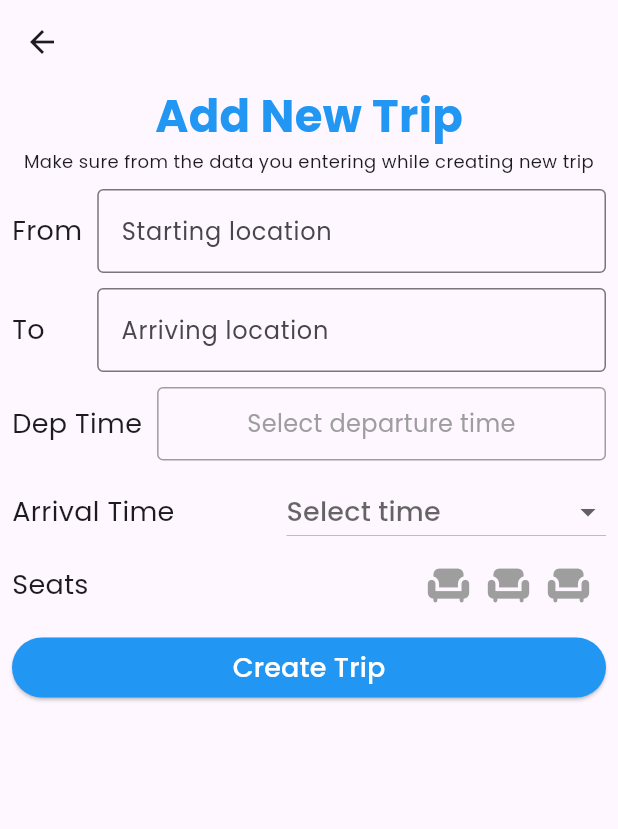
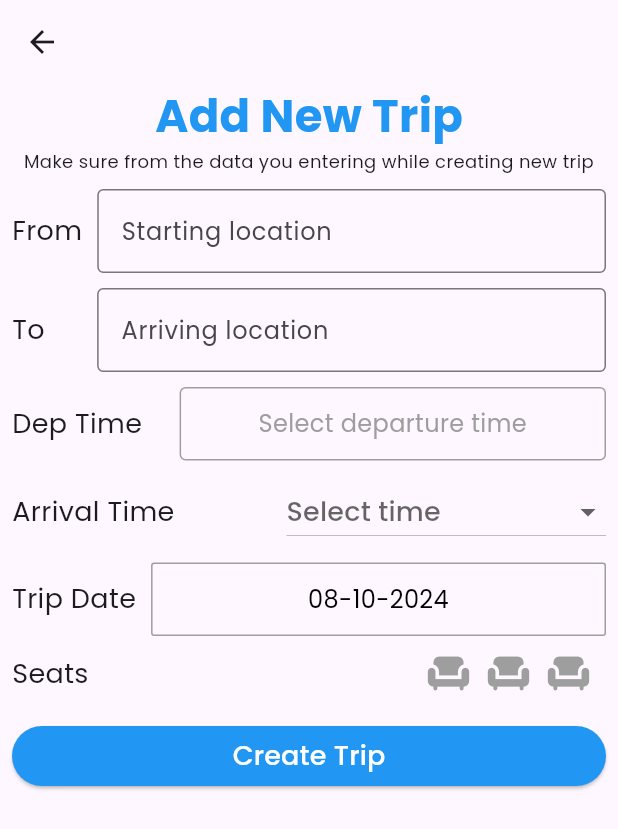
Before and after one commit to marwanessam12/CarpoolApp, a Flutter app: the DriverHome screen opened directly, after a tap on "Add Trip", on a phone screen of 412 x 824 dp. Shown: the top 829 px of the screen. Run offline on Flutter 3.47's test engine with Material 3 defaults, Android fonts, the light colour scheme and no system bars; our stand-ins replace cloud_firestore, firebase_auth, firebase_core, firebase_storage, flutter_rating_bar, flutter_svg and 5 more; accounts and stored records are empty; network calls fail.

Commit message:
create new trip from driver

```diff
--- a/lib/features/home/presentation/widgets/createtrip.dart
+++ b/lib/features/home/presentation/widgets/createtrip.dart
@@ -1,4 +1,5 @@
 import 'package:flutter/material.dart';
+import 'package:intl/intl.dart'; // For formatting the date
 
 class CreateTrip extends StatefulWidget {
   const CreateTrip({super.key});
@@ -17,6 +18,7 @@ class _CreateTripState extends State<CreateTrip> {
   String? selectedTime; // Variable to store the selected arrival time
   String?
       selectedDepartureTime; // Variable to store the selected departure time
+  DateTime selectedDate = DateTime.now(); // Initialize with today's date
   List<String> arrivalTimeOptions = [
     '--', // Placeholder option
     '8.15',
@@ -80,6 +82,22 @@ class _CreateTripState extends State<CreateTrip> {
     }
   }
 
+  // Function to open a date picker
+  Future<void> _selectDate(BuildContext context) async {
+    DateTime? pickedDate = await showDatePicker(
+      context: context,
+      initialDate: selectedDate, // Initialize with the current selected date
+      firstDate: DateTime.now(), // No earlier date than today
+      lastDate: DateTime(2100), // Some reasonable future date
+    );
+
+    if (pickedDate != null && pickedDate != selectedDate) {
+      setState(() {
+        selectedDate = pickedDate; // Update the selected date
+      });
+    }
+  }
+
   @override
   Widget build(BuildContext context) {
     return Scaffold(
@@ -101,7 +119,7 @@ class _CreateTripState extends State<CreateTrip> {
               style: TextStyle(
                 fontSize: 12.0,
               ),
-              textAlign: TextAlign.center, // Center text horizontally
+              textAlign: TextAlign.center,
             ),
             const SizedBox(height: 10),
             Row(
@@ -116,7 +134,6 @@ class _CreateTripState extends State<CreateTrip> {
                 const SizedBox(width: 10),
                 Expanded(
                   child: TextFormField(
-                    //controller:
                     decoration: const InputDecoration(
                       labelText: 'Starting location',
                       floatingLabelBehavior: FloatingLabelBehavior.auto,
@@ -128,7 +145,6 @@ class _CreateTripState extends State<CreateTrip> {
               ],
             ),
             const SizedBox(height: 10.0),
-            // To Row
             Row(
               mainAxisAlignment: MainAxisAlignment.spaceBetween,
               children: [
@@ -141,8 +157,6 @@ class _CreateTripState extends State<CreateTrip> {
                 const SizedBox(width: 35),
                 Expanded(
                   child: TextFormField(
-                    //controller:
-
                     decoration: const InputDecoration(
                       labelText: 'Arriving location',
                       floatingLabelBehavior: FloatingLabelBehavior.auto,
@@ -154,11 +168,8 @@ class _CreateTripState extends State<CreateTrip> {
               ],
             ),
             const SizedBox(height: 10.0),
-
-            // Departure Time Row
             GestureDetector(
-              onTap: () => _selectDepartureTime(
-                  context), // Open time picker for dep time
+              onTap: () => _selectDepartureTime(context),
               child: Row(
                 mainAxisAlignment: MainAxisAlignment.spaceBetween,
                 children: [
@@ -168,7 +179,7 @@ class _CreateTripState extends State<CreateTrip> {
                       fontSize: 18.0,
                     ),
                   ),
-                  const SizedBox(width: 10),
+                  const SizedBox(width: 25),
                   Expanded(
                     child: Container(
                       padding: const EdgeInsets.symmetric(vertical: 12.0),
@@ -192,8 +203,6 @@ class _CreateTripState extends State<CreateTrip> {
               ),
             ),
             const SizedBox(height: 10.0),
-
-            // Arrival Time Dropdown
             Row(
               mainAxisAlignment: MainAxisAlignment.spaceBetween,
               children: [
@@ -204,7 +213,7 @@ class _CreateTripState extends State<CreateTrip> {
                   ),
                 ),
                 DropdownButton<String>(
-                  value: selectedTime, // Set the currently selected time
+                  value: selectedTime,
                   items: arrivalTimeOptions.map((String value) {
                     return DropdownMenuItem<String>(
                       value: value,
@@ -214,12 +223,9 @@ class _CreateTripState extends State<CreateTrip> {
                   onChanged: (value) {
                     setState(() {
                       if (value == 'Customize Arrival Time') {
-                        _selectCustomArrivalTime(
-                            context); // Open the custom time picker
+                        _selectCustomArrivalTime(context);
                       } else {
-                        selectedTime = value == '--'
-                            ? null
-                            : value; // Reset to null if '--' is selected
+                        selectedTime = value == '--' ? null : value;
                       }
                     });
                   },
@@ -233,8 +239,41 @@ class _CreateTripState extends State<CreateTrip> {
               ],
             ),
             const SizedBox(height: 10.0),
-
-            // Seats Row
+            // Date Picker
+            GestureDetector(
+              onTap: () => _selectDate(context), // Open date picker
+              child: Row(
+                mainAxisAlignment: MainAxisAlignment.spaceBetween,
+                children: [
+                  const Text(
+                    'Trip Date',
+                    style: TextStyle(
+                      fontSize: 18.0,
+                    ),
+                  ),
+                  const SizedBox(width: 10),
+                  Expanded(
+                    child: Container(
+                      padding: const EdgeInsets.symmetric(vertical: 12.0),
+                      decoration: BoxDecoration(
+                        border: Border.all(color: Colors.grey),
+                        borderRadius: BorderRadius.circular(2.0),
+                      ),
+                      child: Text(
+                        DateFormat('dd-MM-yyyy')
+                            .format(selectedDate), // Display formatted date
+                        style: const TextStyle(
+                          fontSize: 16.0,
+                          color: Colors.black,
+                        ),
+                        textAlign: TextAlign.center,
+                      ),
+                    ),
+                  ),
+                ],
+              ),
+            ),
+            const SizedBox(height: 10.0),
             Row(
               mainAxisAlignment: MainAxisAlignment.spaceBetween,
               children: [
@@ -247,17 +286,14 @@ class _CreateTripState extends State<CreateTrip> {
                 Row(
                   children: List.generate(3, (index) {
                     return Padding(
-                      padding: const EdgeInsets.only(
-                          right: 10.0), // Add right padding for spacing
+                      padding: const EdgeInsets.only(right: 10.0),
                       child: GestureDetector(
-                        onTap: () =>
-                            _toggleSeat(index), // Toggle seat selection
+                        onTap: () => _toggleSeat(index),
                         child: Icon(
                           Icons.chair,
-                          color: seatSelected[index]
-                              ? Colors.blue
-                              : Colors.grey, // Change color based on selection
-                          size: 30, // Optional: increase icon size
+                          color:
+                              seatSelected[index] ? Colors.blue : Colors.grey,
+                          size: 30,
                         ),
                       ),
                     );
@@ -266,8 +302,6 @@ class _CreateTripState extends State<CreateTrip> {
               ],
             ),
             const SizedBox(height: 16.0),
-
-            // Create Trip Button
             SizedBox(
               width: MediaQuery.of(context).size.width,
               child: ElevatedButton(
@@ -275,7 +309,7 @@ class _CreateTripState extends State<CreateTrip> {
                   // Handle create trip logic
                 },
                 style: ElevatedButton.styleFrom(
-                  backgroundColor: Colors.blue, // Background color
+                  backgroundColor: Colors.blue,
                   foregroundColor: Colors.white,
                 ),
                 child: const Text(
--- a/lib/features/home/presentation/widgets/driverdrawer.dart
+++ b/lib/features/home/presentation/widgets/driverdrawer.dart
@@ -11,37 +11,66 @@ class DriverDrawer extends StatelessWidget {
     return Drawer(
       child: Column(
         children: [
-          UserAccountsDrawerHeader(
+          DrawerHeader(
             decoration: const BoxDecoration(
               color: Colors.grey,
             ),
-            accountName: Text(userName ?? ''),
-            accountEmail: Text(userEmail ?? ''),
-            currentAccountPicture: Row(
+            child: Column(
+              children: [
+                Row(
                   children: [
                     const CircleAvatar(
                       backgroundImage: NetworkImage(
                         'https://icons.veryicon.com/png/o/miscellaneous/standard/avatar-15.png',
                       ),
+                      radius: 30, // Adjust the size of the avatar
+                    ),
+                    const SizedBox(width: 10), // Spacing between image and text
+                    Column(
+                      mainAxisAlignment: MainAxisAlignment.center,
+                      crossAxisAlignment: CrossAxisAlignment.start,
+                      children: [
+                        Text(
+                          userName ?? '',
+                          style: const TextStyle(
+                            color: Colors.white,
+                            fontSize: 18,
+                            fontWeight: FontWeight.bold,
+                          ),
+                        ),
+                        Text(
+                          userEmail ?? '',
+                          style: const TextStyle(
+                            color: Colors.white70,
+                            fontSize: 14,
+                          ),
+                        ),
+                      ],
+                    ),
+                  ],
                 ),
                 const SizedBox(
-                    width: 10), // Add some spacing between picture and rating
+                  height: 10,
+                ),
+                Row(
+                  children: [
                     RatingBar.builder(
-                  initialRating: 0.0, // Default rating value
+                      itemSize: 30,
+                      initialRating: 4,
                       minRating: 1,
                       direction: Axis.horizontal,
-
                       allowHalfRating: true,
                       itemCount: 5,
-                  itemSize: 20.0, // Adjust size as needed
-                  itemPadding: const EdgeInsets.symmetric(horizontal: 2),
+                      itemPadding: const EdgeInsets.symmetric(horizontal: 1.0),
                       itemBuilder: (context, _) => const Icon(
                         Icons.star,
                         color: Colors.blue,
                       ),
                       onRatingUpdate: (rating) {
-                    print(rating); // Update the rating if needed
+                        print(rating);
                       },
+                    ),
+                  ],
                 ),
               ],
             ),
--- a/pubspec.yaml
+++ b/pubspec.yaml
@@ -45,6 +45,8 @@ dependencies:
   image_picker: ^1.1.2
   firebase_storage: ^12.3.2
   flutter_rating_bar: ^4.0.0
+  intl: ^0.18.0
+
 
 
 
```
Also changed, not shown: pubspec.lock. Lines whose indentation alone changed are shown as unchanged.
